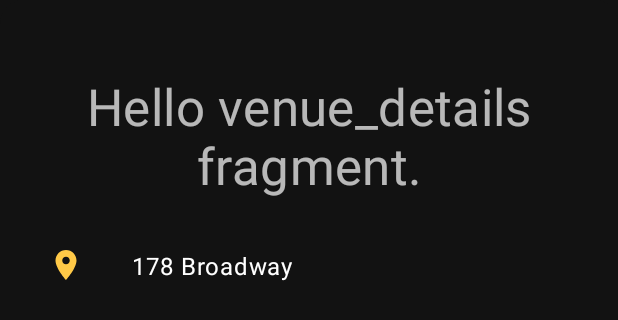
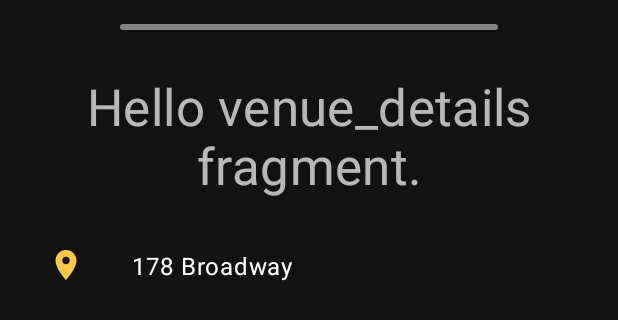
Before and after one commit to ImnIrdst/ii4sq, an Android app: the layout fragment_venue_details.xml on its own in the app's theme, with its tools: preview values and no code run, on a phone screen of 412 x 824 dp. Shown: the top 320 px of the screen. Run offline under Robolectric (Android 15) with nearby library versions, the phone set to English and light mode, and no system bars.

Commit message:
Add bottom sheet top bar

```diff
--- /dev/null
+++ b/app/src/main/res/drawable/bottom_sheet_top_handle.xml
@@ -0,0 +1,9 @@
+<?xml version="1.0" encoding="utf-8"?>
+<shape xmlns:android="http://schemas.android.com/apk/res/android"
+    android:shape="rectangle">
+
+    <solid android:color="@color/gray" />
+    <corners
+        android:radius="16dp" />
+
+</shape>
--- a/app/src/main/res/layout/fragment_venue_details.xml
+++ b/app/src/main/res/layout/fragment_venue_details.xml
@@ -6,13 +6,24 @@
     android:layout_height="match_parent"
     android:background="@drawable/shape_top_round_corners"
     android:paddingHorizontal="@dimen/normal_spacing"
-    android:paddingVertical="@dimen/double_spacing"
+    android:paddingVertical="@dimen/normal_spacing"
     tools:context=".ui.details.VenueDetailsFragment"
     tools:theme="@style/ThemeOverlay.MaterialComponents.Dark">
+
+    <View
+        android:id="@+id/bottom_sheet_top_bar"
+        android:layout_width="0dp"
+        android:layout_height="4dp"
+        android:layout_marginHorizontal="@dimen/huge_spacing"
+        android:background="@drawable/bottom_sheet_top_handle"
+        app:layout_constraintStart_toStartOf="parent"
+        app:layout_constraintEnd_toEndOf="parent"
+        app:layout_constraintTop_toTopOf="parent"/>
 
     <androidx.constraintlayout.helper.widget.Flow
         android:layout_width="0dp"
         android:layout_height="wrap_content"
+        android:layout_marginTop="@dimen/normal_spacing"
         android:orientation="vertical"
         app:constraint_referenced_ids="titleTextView,addressFlow,phoneFlow,descriptionFlow,loading_view"
         app:layout_constraintEnd_toEndOf="parent"
--- a/app/src/main/res/values/colors.xml
+++ b/app/src/main/res/values/colors.xml
@@ -7,4 +7,5 @@
     <color name="black">#FF000000</color>
 
     <color name="ripple_color">#7F717171</color>
+    <color name="gray">#858585</color>
 </resources>
--- a/app/src/main/res/values/dimens.xml
+++ b/app/src/main/res/values/dimens.xml
@@ -2,4 +2,5 @@
     <dimen name="fab_margin">16dp</dimen>
     <dimen name="normal_spacing">16dp</dimen>
     <dimen name="double_spacing">32dp</dimen>
+    <dimen name="huge_spacing">64dp</dimen>
 </resources>
```
